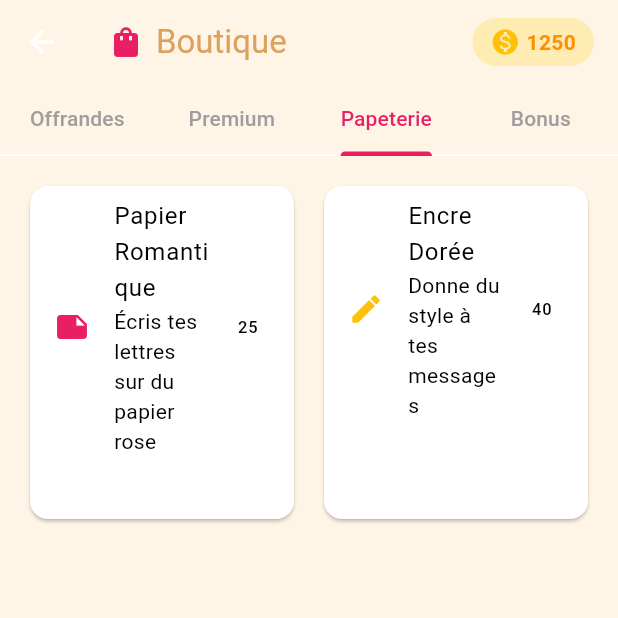
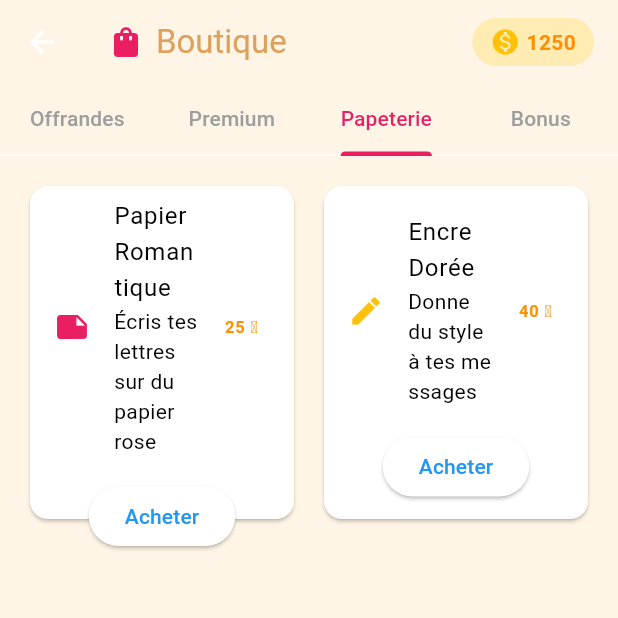
Before and after one commit to Warren573/jeutaime-app, a Flutter app: the ShopScreen screen opened directly, tab 3 chosen, on a phone screen of 412 x 824 dp, the top half of it. Run offline on Flutter 3.47's test engine with Material 3 defaults, Android fonts, the phone set to English and light mode, and no system bars; our stand-ins replace cloud_firestore, firebase_auth, image_picker; accounts and stored records are empty; Roboto replaces fonts that are missing (ComicSans).

Commit message:
Enhance ShopItemCard with purchase and coin logic
Added purchase functionality and user coin validation.

```diff
--- a/lib/widgets/shop_item_card.dart
+++ b/lib/widgets/shop_item_card.dart
@@ -3,17 +3,44 @@ import '../../models/shop_item.dart';
 
 class ShopItemCard extends StatelessWidget {
   final ShopItem item;
+  final void Function(ShopItem)? onPurchase;
+  final int? userCoins;
 
-  const ShopItemCard({Key? key, required this.item}) : super(key: key);
+  const ShopItemCard({
+    Key? key,
+    required this.item,
+    this.onPurchase,
+    this.userCoins,
+  }) : super(key: key);
 
   @override
   Widget build(BuildContext context) {
+    bool canBuy = !item.isRealMoney && (userCoins ?? 0) >= item.price;
+
     return Card(
-      child: ListTile(
-        leading: Icon(item.icon, color: item.color),
-        title: Text(item.name),
-        subtitle: Text(item.description),
-        trailing: Text(item.isRealMoney ? (item.realPrice ?? '') : '${item.price}'),
+      child: Column(
+        mainAxisAlignment: MainAxisAlignment.center,
+        children: [
+          ListTile(
+            leading: Icon(item.icon, color: item.color),
+            title: Text(item.name),
+            subtitle: Text(item.description),
+            trailing: item.isRealMoney
+                ? Text(item.realPrice ?? '', style: TextStyle(color: Colors.green, fontWeight: FontWeight.bold))
+                : Text('${item.price} 🪙', style: TextStyle(color: Colors.amber[800], fontWeight: FontWeight.bold)),
+          ),
+          SizedBox(height: 8),
+          ElevatedButton(
+            onPressed: onPurchase != null && (item.isRealMoney || canBuy)
+                ? () => onPurchase!(item)
+                : null,
+            child: Text(item.isRealMoney
+                ? 'Acheter (€)'
+                : canBuy
+                    ? 'Acheter'
+                    : 'Coins insuffisants'),
+          ),
+        ],
       ),
     );
   }
```
